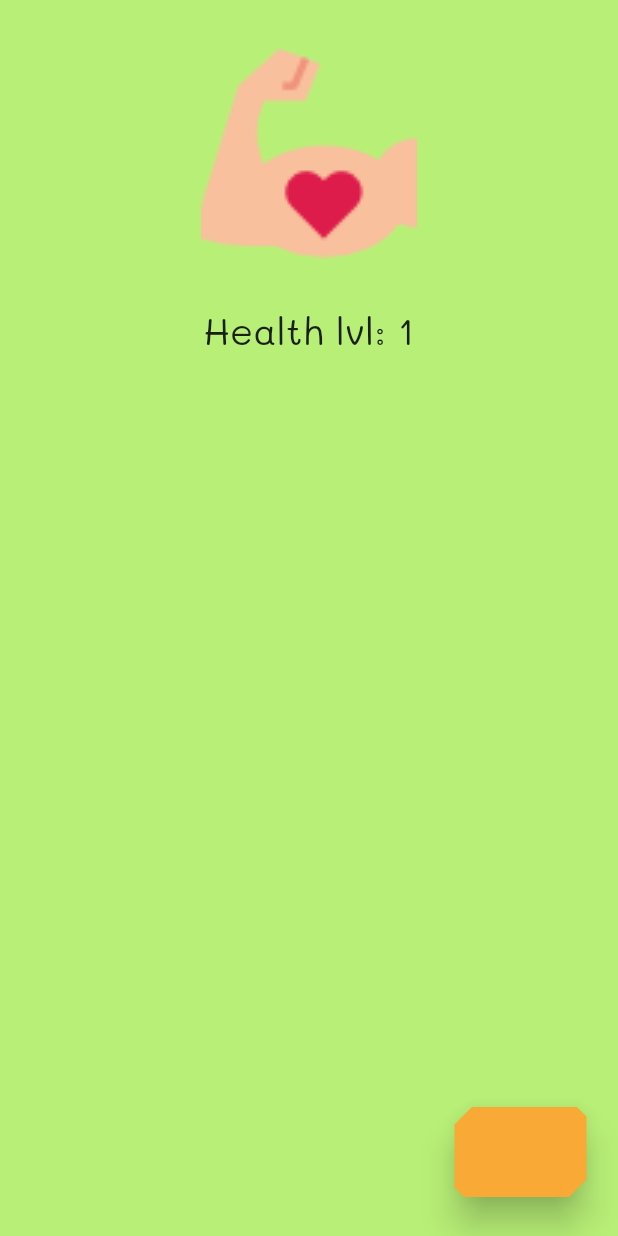
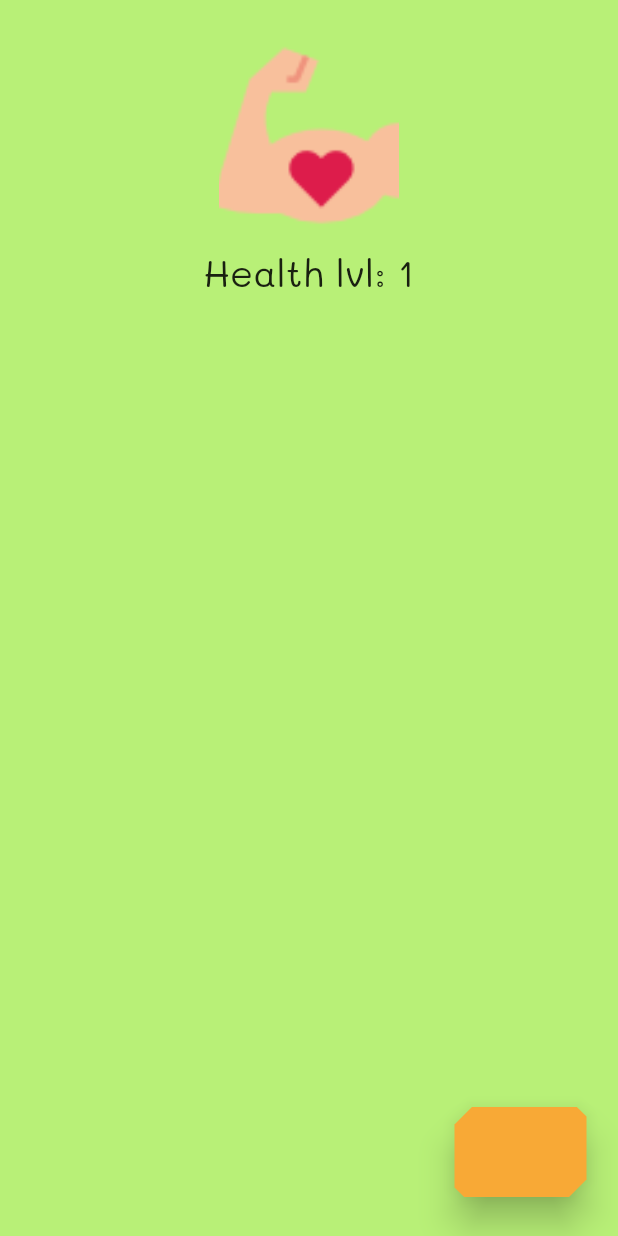
Before and after one commit to maxgmer/useful, a Flutter app: the screen it shows after launch, on a phone screen of 412 x 824 dp. Run offline on Flutter 3.47's test engine with Material 2 defaults, Android fonts, the phone set to English and light mode, and no system bars; our stand-ins replace rxdart.

Commit message:
Added breathing effect for img, added new images for all the apges

```diff
--- a/lib/blocs/HomeScreen/HomeScreenBloc.dart
+++ b/lib/blocs/HomeScreen/HomeScreenBloc.dart
@@ -1,8 +1,10 @@
 import 'dart:async';
+import 'dart:math';
 import 'package:flutter/material.dart';
 import 'package:rxdart/subjects.dart';
 import 'package:useful_app/models/UserDataModel.dart';
 import 'package:useful_app/models/SessionDataModel.dart';
+
 
 class HomeScreenBloc {
   final SessionDataModel _sessionData = new SessionDataModel();
@@ -100,20 +102,11 @@ class HomeScreenValues {
 
   static const double SCREEN_PADDING = 30.0;
 
-  static const double LVL_TITLE_PADDING = 30.0;
+  static const double LVL_TITLE_PADDING = 15.0;
 
   static const double PAGE_DETAILS_ROW_PADDING = 10.0;
   static const double INSIDE_PAGE_DETAILS_ROW_PADDING = 10.0;
   static const double PAGE_DETAILS_ROW_IMG_DIMS = 48.0;
-
-  static const double MIN_FAB_PADDING_RIGHT = 5.0;
-  static const double MIN_FAB_PADDING_BOTTOM = 10.0;
-  static const double INTERPOLATABLE_FAB_PADDING_RIGHT = 5.0;
-  static const double INTERPOLATABLE_FAB_PADDING_BOTTOM = 15.0;
-  static const double FAB_SIZE = 30.0;
-  static const int MAX_FAB_ELEVATION = 10;
-
-  static const double MAIN_IMG_DIMS = 144.0;
 
   static const double LVL_TITLE_FONT_SIZE = 25.0;
 
@@ -129,6 +122,41 @@ class HomeScreenValues {
 
   static getFABColor(double value) => Color.lerp(getFABOnPressedColor(), Color.fromRGBO(248, 169, 54, 1.0), value); //smoothly interpolates from pressed to main
   static getFABOnPressedColor() => Color.fromRGBO(174, 95, 0, 1.0);
+}
 
+class CustomFABValues {
+  static const int ANIMATION_DURATION = 200;
+
+  static const double MIN_FAB_PADDING_RIGHT = 5.0;
+  static const double MIN_FAB_PADDING_BOTTOM = 10.0;
+  static const double INTERPOLATABLE_FAB_PADDING_RIGHT = 5.0;
+  static const double INTERPOLATABLE_FAB_PADDING_BOTTOM = 15.0;
+  static const double FAB_SIZE = 30.0;
+  static const int MAX_FAB_ELEVATION = 10;
+
+  static const double _MAX_BUTTON_CLIP_SECONDARY = 40.0;
+  static const double _MAX_BUTTON_CLIP_MAIN = 60.0;
+
+  static const int _GUARANTEED_CLIP_MAIN = 5;
+  static const int _GUARANTEED_CLIP_SECONDARY = 2;
+
+  static double calcRandomClipMain() => Random().nextDouble() * _MAX_BUTTON_CLIP_MAIN + _GUARANTEED_CLIP_MAIN;
+  static double calcRandomClipSecondary() => Random().nextDouble() * _MAX_BUTTON_CLIP_SECONDARY + _GUARANTEED_CLIP_SECONDARY;
+}
+
+class BreathingImageValues {
+  static const int ANIMATION_DURATION = 4000;
+
+  static const double MAIN_IMG_SIZE = 120.0;
+  static const int FULL_LUNGS_SIZE_ADDITION = 10;
+
+  static String getImagePath(int pageId) {
+    switch(pageId) {
+      case 0: return "assets/images/healthPageSymbol.png";
+      case 1: return "assets/images/wealthPageSymbol.png";
+      case 2: return "assets/images/lovePageSymbol.png";
+      case 3: return "assets/images/happinessPageSymbol.png";
+    }
+  }
 
 }
--- a/lib/creds.txt
+++ b/lib/creds.txt
@@ -1,3 +1,6 @@
 Credits:
 https://www.flaticon.com/free-icon/exercise_863609#term=health&page=1&position=28
+https://www.flaticon.com/free-icon/diamond_1141775
+https://www.flaticon.com/free-icon/gender_1152322#term=love&page=2&position=73
+https://www.flaticon.com/free-icon/bee_1140182#term=bee&page=1&position=20
 https://fonts.google.com/about?selection.family=Mali
--- /dev/null
+++ b/lib/customWidgets/BreathingImage.dart
@@ -0,0 +1,57 @@
+import 'package:flutter/animation.dart';
+import 'package:flutter/material.dart';
+import 'package:useful_app/blocs/HomeScreen/HomeScreenBloc.dart';
+
+class BreathingImage extends StatefulWidget {
+
+  BreathingImage(AssetImage image, {double size}) {
+    _BreathingImageState.currentImg = image;
+    _BreathingImageState.size = size;
+  }
+
+  @override
+  State<StatefulWidget> createState() => new _BreathingImageState();
+}
+
+
+class _BreathingImageState extends State<BreathingImage> with SingleTickerProviderStateMixin {
+
+  CurvedAnimation animation;
+  AnimationController controller;
+
+  static AssetImage currentImg;
+  static double size;
+
+  bool _shouldReverse = false;
+
+  initState() {
+    super.initState();
+    controller = AnimationController(
+        duration: Duration(milliseconds: BreathingImageValues.ANIMATION_DURATION), vsync: this);
+    animation = CurvedAnimation(parent: controller, curve: Curves.linear)
+      ..addListener(() {
+        setState(() {
+        });
+      })
+      ..addStatusListener((status) {
+        if (status == AnimationStatus.completed || status == AnimationStatus.dismissed) {
+          _shouldReverse = !_shouldReverse;
+          _shouldReverse ? controller.reverse() : controller.forward();
+        }
+      });
+    controller.forward();
+  }
+
+  Widget build(BuildContext context) {
+    return Image(
+      image: currentImg,
+      height: size + (BreathingImageValues.FULL_LUNGS_SIZE_ADDITION * animation.value),
+      fit: BoxFit.fitHeight
+    );
+  }
+
+  dispose() {
+    controller.dispose();
+    super.dispose();
+  }
+}
--- a/lib/customWidgets/CustomFAB.dart
+++ b/lib/customWidgets/CustomFAB.dart
@@ -1,6 +1,5 @@
 import 'package:flutter/animation.dart';
 import 'package:flutter/material.dart';
-import 'dart:math';
 
 import 'package:useful_app/blocs/HomeScreen/HomeScreenBloc.dart';
 
@@ -20,20 +19,20 @@ class _CustomFABState extends State<CustomFloatingActionButton> with SingleTicke
   CurvedAnimation animation;
   AnimationController controller;
 
-  double _latestFinalTopLeftX = _CustomFABValues.calcRandomClipMain(),
-      _latestFinalTopLeftY = _CustomFABValues.calcRandomClipMain();
+  double _latestFinalTopLeftX = CustomFABValues.calcRandomClipMain(),
+      _latestFinalTopLeftY = CustomFABValues.calcRandomClipMain();
   double _nextTopLeftX, _nextTopLeftY;
 
-  double _latestFinalTopRightX = _CustomFABValues.calcRandomClipSecondary(),
-      _latestFinalTopRightY = _CustomFABValues.calcRandomClipSecondary();
+  double _latestFinalTopRightX = CustomFABValues.calcRandomClipSecondary(),
+      _latestFinalTopRightY = CustomFABValues.calcRandomClipSecondary();
   double _nextTopRightX, _nextTopRightY;
 
-  double _latestFinalBottomLeftX = _CustomFABValues.calcRandomClipSecondary(),
-      _latestFinalBottomLeftY = _CustomFABValues.calcRandomClipSecondary();
+  double _latestFinalBottomLeftX = CustomFABValues.calcRandomClipSecondary(),
+      _latestFinalBottomLeftY = CustomFABValues.calcRandomClipSecondary();
   double _nextBottomLeftX, _nextBottomLeftY;
 
-  double _latestFinalBottomRightX = _CustomFABValues.calcRandomClipMain(),
-      _latestFinalBottomRightY = _CustomFABValues.calcRandomClipMain();
+  double _latestFinalBottomRightX = CustomFABValues.calcRandomClipMain(),
+      _latestFinalBottomRightY = CustomFABValues.calcRandomClipMain();
   double _nextBottomRightX, _nextBottomRightY;
 
   double
@@ -49,7 +48,7 @@ class _CustomFABState extends State<CustomFloatingActionButton> with SingleTicke
     super.initState();
     _initNext();
     controller = AnimationController(
-        duration: Duration(milliseconds: _CustomFABValues.ANIMATION_DURATION), vsync: this);
+        duration: Duration(milliseconds: CustomFABValues.ANIMATION_DURATION), vsync: this);
     animation = CurvedAnimation(parent: controller, curve: Curves.easeOut)
       ..addListener(() {
         setState(() {
@@ -79,16 +78,16 @@ class _CustomFABState extends State<CustomFloatingActionButton> with SingleTicke
   Widget build(BuildContext context) {
     return Padding(
       padding: EdgeInsets.only(
-          right: (_wasPressed ? (animation.value * HomeScreenValues.INTERPOLATABLE_FAB_PADDING_RIGHT) :
-      ((1 - animation.value) * HomeScreenValues.INTERPOLATABLE_FAB_PADDING_RIGHT)) + HomeScreenValues.MIN_FAB_PADDING_RIGHT,
-          bottom: (_wasPressed ? (animation.value * HomeScreenValues.INTERPOLATABLE_FAB_PADDING_BOTTOM) :
-          ((1 - animation.value) * HomeScreenValues.INTERPOLATABLE_FAB_PADDING_BOTTOM)) + HomeScreenValues.MIN_FAB_PADDING_BOTTOM),
+          right: (_wasPressed ? (animation.value * CustomFABValues.INTERPOLATABLE_FAB_PADDING_RIGHT) :
+      ((1 - animation.value) * CustomFABValues.INTERPOLATABLE_FAB_PADDING_RIGHT)) + CustomFABValues.MIN_FAB_PADDING_RIGHT,
+          bottom: (_wasPressed ? (animation.value * CustomFABValues.INTERPOLATABLE_FAB_PADDING_BOTTOM) :
+          ((1 - animation.value) * CustomFABValues.INTERPOLATABLE_FAB_PADDING_BOTTOM)) + CustomFABValues.MIN_FAB_PADDING_BOTTOM),
       child: RaisedButton(
         color: HomeScreenValues.getFABColor(animation.value),
         splashColor: Color.fromRGBO(0, 0, 0, 0.0), //no splash color
-        padding: EdgeInsets.all(HomeScreenValues.FAB_SIZE),
+        padding: EdgeInsets.all(CustomFABValues.FAB_SIZE),
         highlightColor: HomeScreenValues.getFABOnPressedColor(),
-        elevation: animation.value * HomeScreenValues.MAX_FAB_ELEVATION,
+        elevation: animation.value * CustomFABValues.MAX_FAB_ELEVATION,
         shape: BeveledRectangleBorder(
             borderRadius: BorderRadius.only(
                 topLeft: Radius.elliptical(_topLeftX, _topLeftY),
@@ -112,17 +111,17 @@ class _CustomFABState extends State<CustomFloatingActionButton> with SingleTicke
   }
 
   void _initNext() {
-    _nextTopLeftX = _CustomFABValues.calcRandomClipMain();
-    _nextTopLeftY = _CustomFABValues.calcRandomClipMain();
+    _nextTopLeftX = CustomFABValues.calcRandomClipMain();
+    _nextTopLeftY = CustomFABValues.calcRandomClipMain();
 
-    _nextTopRightX = _CustomFABValues.calcRandomClipSecondary();
-    _nextTopRightY = _CustomFABValues.calcRandomClipSecondary();
+    _nextTopRightX = CustomFABValues.calcRandomClipSecondary();
+    _nextTopRightY = CustomFABValues.calcRandomClipSecondary();
 
-    _nextBottomLeftX = _CustomFABValues.calcRandomClipSecondary();
-    _nextBottomLeftY = _CustomFABValues.calcRandomClipSecondary();
+    _nextBottomLeftX = CustomFABValues.calcRandomClipSecondary();
+    _nextBottomLeftY = CustomFABValues.calcRandomClipSecondary();
 
-    _nextBottomRightX = _CustomFABValues.calcRandomClipMain();
-    _nextBottomRightY = _CustomFABValues.calcRandomClipMain();
+    _nextBottomRightX = CustomFABValues.calcRandomClipMain();
+    _nextBottomRightY = CustomFABValues.calcRandomClipMain();
   }
 
   void _nextAnimation() {
@@ -139,16 +138,3 @@ class _CustomFABState extends State<CustomFloatingActionButton> with SingleTicke
     _latestFinalTopRightY = _nextTopRightY;
   }
 }
-
-class _CustomFABValues {
-  static const int ANIMATION_DURATION = 200;
-
-  static const double _MAX_BUTTON_CLIP_SECONDARY = 40.0;
-  static const double _MAX_BUTTON_CLIP_MAIN = 60.0;
-
-  static const int _GUARANTEED_CLIP_MAIN = 5;
-  static const int _GUARANTEED_CLIP_SECONDARY = 2;
-
-  static double calcRandomClipMain() => Random().nextDouble() * _MAX_BUTTON_CLIP_MAIN + _GUARANTEED_CLIP_MAIN;
-  static double calcRandomClipSecondary() => Random().nextDouble() * _MAX_BUTTON_CLIP_SECONDARY + _GUARANTEED_CLIP_SECONDARY;
-}
--- a/lib/views/home_screen.dart
+++ b/lib/views/home_screen.dart
@@ -1,6 +1,7 @@
 import 'package:flutter/material.dart';
 import 'package:useful_app/blocs/HomeScreen/HomeScreenProvider.dart';
 import 'package:useful_app/blocs/HomeScreen/HomeScreenBloc.dart';
+import 'package:useful_app/customWidgets/BreathingImage.dart';
 import 'dart:math';
 
 import 'package:useful_app/customWidgets/CustomFAB.dart';
@@ -30,10 +31,9 @@ class _HomeScreenState extends State<StatefulWidget> {
                 child: Column(
                   crossAxisAlignment: CrossAxisAlignment.stretch,
                   children: <Widget>[
-                    Image(
-                      image: AssetImage("assets/images/healthPageSymbol.png"),
-                      height: HomeScreenValues.MAIN_IMG_DIMS,
-                      fit: BoxFit.fitHeight,
+                    BreathingImage(
+                        AssetImage(BreathingImageValues.getImagePath(pageId.data)),
+                        size: BreathingImageValues.MAIN_IMG_SIZE
                     ),
                     StreamBuilder<String>(
                         stream: homeScreenBloc.getLvlStreamForPage(pageId.data),
```
Also changed, not shown: assets/images/1.5x/happinessPageSymbol.png (added), assets/images/1.5x/lovePageSymbol.png (added), assets/images/1.5x/wealthPageSymbol.png (added), assets/images/2.0x/happinessPageSymbol.png (added), assets/images/2.0x/lovePageSymbol.png (added), assets/images/2.0x/wealthPageSymbol.png (added), assets/images/3.0x/happinessPageSymbol.png (added), assets/images/3.0x/lovePageSymbol.png (added), assets/images/3.0x/wealthPageSymbol.png (added), assets/images/4.0x/happinessPageSymbol.png (added), assets/images/4.0x/lovePageSymbol.png (added), assets/images/4.0x/wealthPageSymbol.png (added), assets/images/happinessPageSymbol.png (added), assets/images/lovePageSymbol.png (added), 1 more files.
